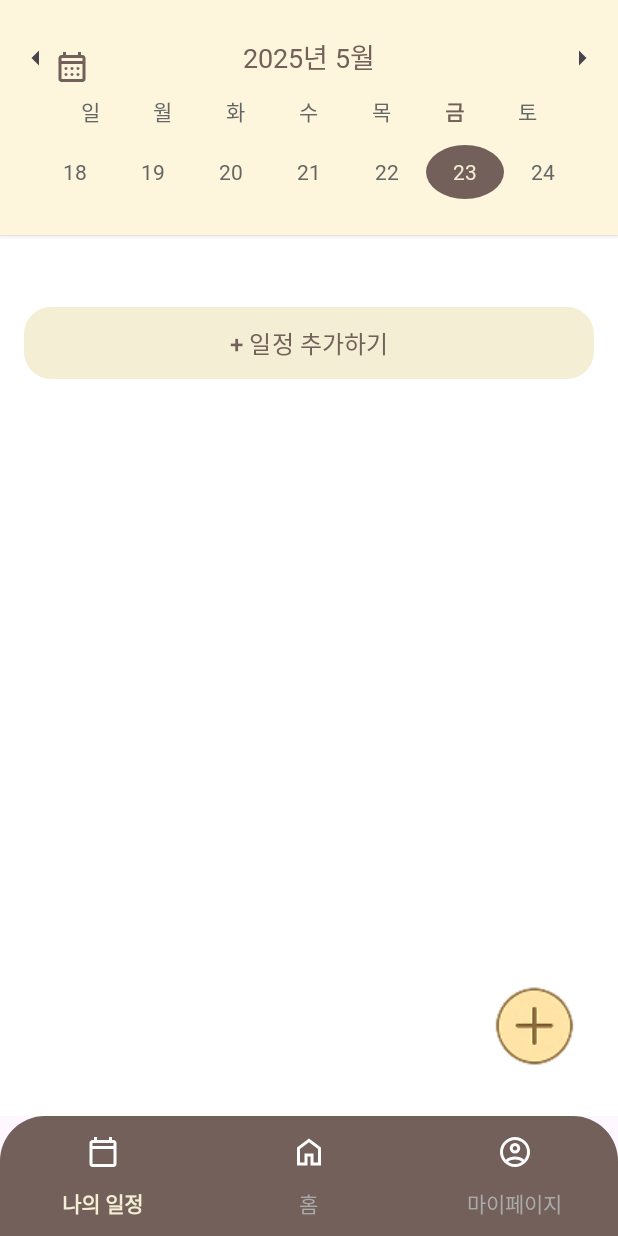
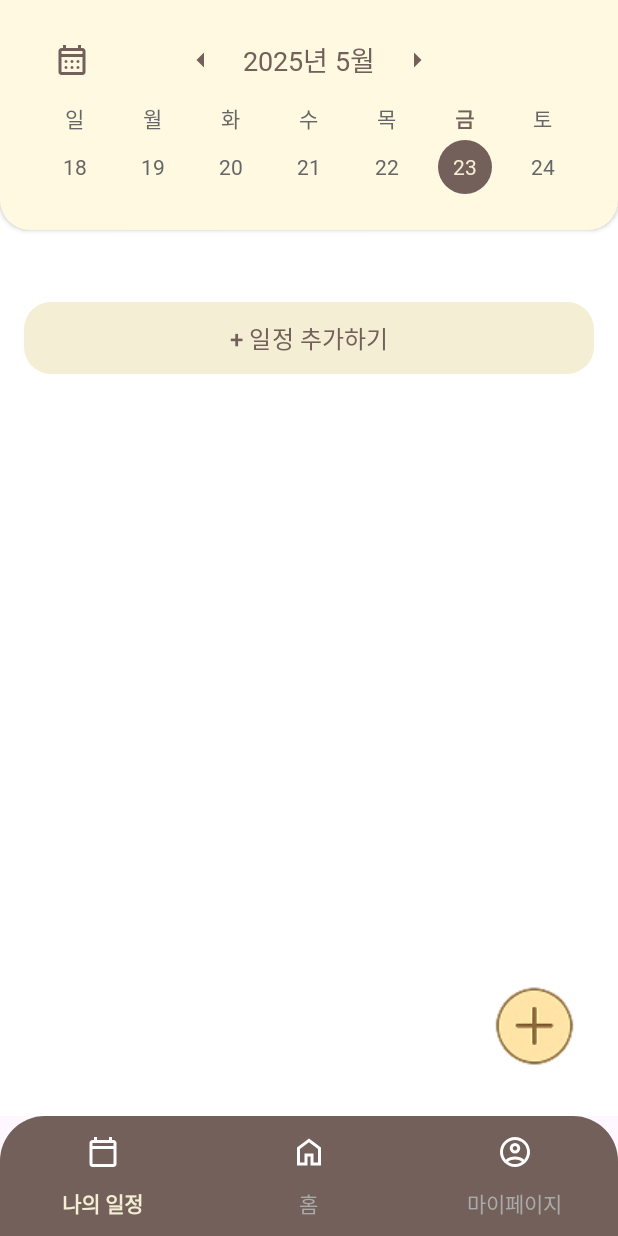
Before and after one commit to 2025-NOGOROK/FE, an Android app built with Jetpack Compose: the ScheduleFragment screen opened through its navigation route, on a phone screen of 412 x 824 dp. Run offline under Robolectric (Android 15) with nearby library versions, the phone set to English and light mode, and no system bars; our stand-ins replace navigation-ui; Roboto replaces fonts that are not available here.

Commit message:
🎨 Design: 나의 일정 상단 캘린더 박스 UI 완료

```diff
--- a/app/src/main/java/com/example/nogorok/features/schedule/ScheduleFragment.kt
+++ b/app/src/main/java/com/example/nogorok/features/schedule/ScheduleFragment.kt
@@ -1,6 +1,7 @@
 package com.example.nogorok.features.schedule
 
 import android.graphics.Typeface
+import android.os.Build
 import android.os.Bundle
 import android.view.Gravity
 import android.view.LayoutInflater
@@ -31,6 +32,9 @@ class ScheduleFragment : Fragment() {
 
     private val viewModel: ScheduleViewModel by activityViewModels()
 
+    // dp 변환 확장 함수
+    private val Int.dp: Int get() = (this * resources.displayMetrics.density).toInt()
+
     override fun onCreateView(
         inflater: LayoutInflater,
         container: ViewGroup?,
@@ -43,6 +47,12 @@ class ScheduleFragment : Fragment() {
     override fun onViewCreated(view: View, savedInstanceState: Bundle?) {
         super.onViewCreated(view, savedInstanceState)
 
+        // 상태바 색상 노란색으로 변경
+        if (Build.VERSION.SDK_INT >= Build.VERSION_CODES.LOLLIPOP) {
+            requireActivity().window.statusBarColor =
+                ContextCompat.getColor(requireContext(), R.color.bg_calendar_header)
+        }
+
         updateCalendarHeader()
 
         binding.btnPrevWeek.setOnClickListener {
@@ -54,13 +64,15 @@ class ScheduleFragment : Fragment() {
             updateCalendarHeader()
         }
 
-        // 일정 추가하기 버튼 클릭 시 수정모드 해제
+        binding.btnCalendar.setOnClickListener {
+            // TODO: 캘린더 전체 보기 등 연결
+        }
+
         binding.btnAddSchedule.setOnClickListener {
-            viewModel.editingSchedule = null // 새 일정 추가
+            viewModel.editingSchedule = null
             findNavController().navigate(R.id.action_scheduleFragment_to_addScheduleFragment)
         }
 
-        // 일정 리스트 관찰해서 그리기 (시작시간 순으로 정렬)
         viewModel.scheduleList.observe(viewLifecycleOwner) { list ->
             drawScheduleList(list.sortedBy { it.startDate })
         }
@@ -75,40 +87,50 @@ class ScheduleFragment : Fragment() {
         weekStart.set(Calendar.DAY_OF_WEEK, Calendar.SUNDAY)
 
         val daysOfWeek = listOf("일", "월", "화", "수", "목", "금", "토")
-        binding.layoutDays.removeAllViews()
+        // 요일+날짜 1:1 세트로 배치
+        binding.layoutDaysDates.removeAllViews()
+
         for (i in 0..6) {
-            val tv = TextView(requireContext()).apply {
+            // 세로 LinearLayout: 요일+날짜 한 세트
+            val colLayout = LinearLayout(requireContext()).apply {
+                orientation = LinearLayout.VERTICAL
+                gravity = Gravity.CENTER
+                layoutParams = LinearLayout.LayoutParams(0, LinearLayout.LayoutParams.WRAP_CONTENT, 1f)
+            }
+
+            // 요일 텍스트
+            val dayTv = TextView(requireContext()).apply {
                 text = daysOfWeek[i]
                 textSize = 14f
                 typeface = fontRegular
                 setTextColor(0xFF666666.toInt())
                 gravity = Gravity.CENTER
-                layoutParams = LinearLayout.LayoutParams(0, LinearLayout.LayoutParams.WRAP_CONTENT, 1f)
+                layoutParams = LinearLayout.LayoutParams(
+                    LinearLayout.LayoutParams.WRAP_CONTENT,
+                    LinearLayout.LayoutParams.WRAP_CONTENT
+                )
             }
             val dayCal = weekStart.clone() as Calendar
             dayCal.add(Calendar.DAY_OF_MONTH, i)
             if (isSameDay(dayCal, selectedDate)) {
-                tv.setTypeface(fontBold, Typeface.BOLD)
-                tv.setTextColor(0xFF73605A.toInt())
+                dayTv.setTypeface(fontBold, Typeface.BOLD)
+                dayTv.setTextColor(0xFF73605A.toInt())
             }
-            binding.layoutDays.addView(tv)
-        }
 
-        binding.layoutDates.removeAllViews()
-        val dateSize = resources.getDimensionPixelSize(R.dimen.calendar_date_size)
-        for (i in 0..6) {
-            val dayCal = weekStart.clone() as Calendar
-            dayCal.add(Calendar.DAY_OF_MONTH, i)
+            // 날짜 텍스트
             val dateNum = dayCal.get(Calendar.DAY_OF_MONTH)
             val isSelected = isSameDay(dayCal, selectedDate)
-            val tv = TextView(requireContext()).apply {
+            val dateSize = 36.dp // 36dp 고정
+
+            val dateTv = TextView(requireContext()).apply {
                 text = dateNum.toString()
                 textSize = 14f
                 typeface = if (isSelected) fontBold else fontRegular
                 setTextColor(if (isSelected) 0xFFF4EED4.toInt() else 0xFF666666.toInt())
                 gravity = Gravity.CENTER
                 layoutParams = LinearLayout.LayoutParams(dateSize, dateSize).apply {
-                    weight = 1f
+                    topMargin = 4.dp
+                    gravity = Gravity.CENTER
                 }
                 setOnClickListener {
                     selectedDate = dayCal.clone() as Calendar
@@ -118,7 +140,11 @@ class ScheduleFragment : Fragment() {
                     background = ContextCompat.getDrawable(requireContext(), R.drawable.bg_selected_date)
                 }
             }
-            binding.layoutDates.addView(tv)
+
+
+            colLayout.addView(dayTv)
+            colLayout.addView(dateTv)
+            binding.layoutDaysDates.addView(colLayout)
         }
     }
 
@@ -135,7 +161,6 @@ class ScheduleFragment : Fragment() {
                 viewModel.editingSchedule = schedule
                 findNavController().navigate(R.id.action_scheduleFragment_to_addScheduleFragment)
             }
-            // 정렬된 순서대로 아래로 추가!
             layout.addView(item)
         }
     }
--- /dev/null
+++ b/app/src/main/res/drawable/bg_calendar_header_rounded.xml
@@ -0,0 +1,4 @@
+<shape xmlns:android="http://schemas.android.com/apk/res/android">
+    <solid android:color="@color/bg_calendar_header"/>
+    <corners android:bottomLeftRadius="20dp" android:bottomRightRadius="20dp"/>
+</shape>
--- a/app/src/main/res/drawable/bg_selected_date.xml
+++ b/app/src/main/res/drawable/bg_selected_date.xml
@@ -1,4 +1,3 @@
-<shape xmlns:android="http://schemas.android.com/apk/res/android"
-    android:shape="oval">
+<shape xmlns:android="http://schemas.android.com/apk/res/android" android:shape="oval">
     <solid android:color="#73605A"/>
 </shape>
--- a/app/src/main/res/layout/fragment_schedule.xml
+++ b/app/src/main/res/layout/fragment_schedule.xml
@@ -7,92 +7,92 @@
     android:layout_height="match_parent"
     android:background="#FFFFFF">
 
-    <!-- 캘린더 헤더 부분 (생략하지 않고 전체) -->
+    <!-- 캘린더 헤더 -->
     <androidx.constraintlayout.widget.ConstraintLayout
         android:id="@+id/layout_calendar_header"
         android:layout_width="match_parent"
         android:layout_height="wrap_content"
-        android:background="#FDF6DC"
+        android:background="@drawable/bg_calendar_header_rounded"
         android:paddingTop="24dp"
         android:paddingBottom="24dp"
         android:elevation="2dp">
 
+        <!-- 캘린더 버튼: y축 중앙! -->
         <ImageButton
             android:id="@+id/btn_calendar"
-            android:layout_width="48dp"
-            android:layout_height="48dp"
+            android:layout_width="32dp"
+            android:layout_height="32dp"
             android:background="@android:color/transparent"
             android:src="@drawable/ic_calendar_month"
+            app:tint="#73605A"
             android:contentDescription="캘린더"
             app:layout_constraintStart_toStartOf="parent"
+            app:layout_constraintTop_toTopOf="@+id/layout_center_group"
+            app:layout_constraintBottom_toBottomOf="@+id/layout_center_group"
+            android:layout_marginStart="32dp"/>
+
+        <!-- 중앙 그룹: 화살표 + 연월 + 화살표 -->
+        <LinearLayout
+            android:id="@+id/layout_center_group"
+            android:layout_width="wrap_content"
+            android:layout_height="wrap_content"
+            android:orientation="horizontal"
             app:layout_constraintTop_toTopOf="parent"
-            app:layout_constraintBottom_toTopOf="@+id/layout_days"
-            android:layout_marginStart="24dp"
-            android:layout_marginTop="0dp"/>
+            app:layout_constraintBottom_toTopOf="@+id/layout_days_dates"
+            app:layout_constraintStart_toStartOf="parent"
+            app:layout_constraintEnd_toEndOf="parent"
+            android:gravity="center">
 
             <ImageButton
                 android:id="@+id/btn_prev_week"
-            android:layout_width="48dp"
-            android:layout_height="48dp"
+                android:layout_width="32dp"
+                android:layout_height="32dp"
                 android:background="@android:color/transparent"
                 android:src="@drawable/ic_full_arrow_left"
+                app:tint="#73605A"
                 android:contentDescription="이전 주"
-            app:layout_constraintStart_toStartOf="parent"
-            app:layout_constraintTop_toTopOf="parent"
-            app:layout_constraintBottom_toBottomOf="@+id/tv_year_month"
-            android:layout_marginEnd="8dp"/>
+                android:layout_marginEnd="4dp"/>
 
             <TextView
                 android:id="@+id/tv_year_month"
                 android:layout_width="wrap_content"
                 android:layout_height="wrap_content"
-            android:text="2025년 5월"
+                android:text="2025년 3월"
                 android:textColor="#73605A"
                 android:textSize="18sp"
                 android:fontFamily="@font/pretendard_regular"
-            app:layout_constraintStart_toEndOf="@+id/btn_prev_week"
-            app:layout_constraintEnd_toStartOf="@+id/btn_next_week"
-            app:layout_constraintTop_toTopOf="parent"
-            android:gravity="center"/>
+                android:gravity="center"
+                android:layout_marginLeft="8dp"
+                android:layout_marginRight="8dp"/>
 
             <ImageButton
                 android:id="@+id/btn_next_week"
-            android:layout_width="48dp"
-            android:layout_height="48dp"
+                android:layout_width="32dp"
+                android:layout_height="32dp"
                 android:background="@android:color/transparent"
                 android:src="@drawable/ic_full_arrow_right"
+                app:tint="#73605A"
                 android:contentDescription="다음 주"
-            app:layout_constraintEnd_toEndOf="parent"
-            app:layout_constraintTop_toTopOf="parent"
-            app:layout_constraintBottom_toBottomOf="@+id/tv_year_month"
-            android:layout_marginStart="8dp"/>
+                android:layout_marginStart="4dp"/>
+        </LinearLayout>
 
+        <!-- 요일+날짜 1:1 세트 -->
         <LinearLayout
-            android:id="@+id/layout_days"
+            android:id="@+id/layout_days_dates"
             android:layout_width="0dp"
             android:layout_height="wrap_content"
             android:orientation="horizontal"
-            android:gravity="center"
-            app:layout_constraintTop_toBottomOf="@+id/tv_year_month"
+            app:layout_constraintTop_toBottomOf="@+id/layout_center_group"
             app:layout_constraintStart_toStartOf="parent"
             app:layout_constraintEnd_toEndOf="parent"
-            android:paddingHorizontal="36dp"
-            android:layout_marginTop="12dp"/>
+            android:paddingStart="24dp"
+            android:paddingEnd="24dp"
+            android:layout_marginTop="12dp"
+            android:gravity="center"/>
 
-        <LinearLayout
-            android:id="@+id/layout_dates"
-            android:layout_width="0dp"
-            android:layout_height="wrap_content"
-            android:orientation="horizontal"
-            android:gravity="center"
-            app:layout_constraintTop_toBottomOf="@+id/layout_days"
-            app:layout_constraintStart_toStartOf="parent"
-            app:layout_constraintEnd_toEndOf="parent"
-            android:paddingHorizontal="24dp"
-            android:layout_marginTop="12dp"/>
     </androidx.constraintlayout.widget.ConstraintLayout>
 
-    <!-- 일정 리스트: 위에 위치 -->
+    <!-- 일정 리스트 -->
     <LinearLayout
         android:id="@+id/layoutScheduleList"
         android:layout_width="match_parent"
@@ -103,7 +103,7 @@
         android:layout_marginRight="16dp"
         android:layout_marginBottom="8dp"/>
 
-    <!-- + 일정 추가하기 버튼: 아래에 고정 -->
+    <!-- 일정 추가하기 버튼 -->
     <Button
         android:id="@+id/btn_add_schedule"
         android:layout_width="match_parent"
--- a/app/src/main/res/values/colors.xml
+++ b/app/src/main/res/values/colors.xml
@@ -26,6 +26,7 @@
     <color name="login_text">#8B7C6E</color>
     <color name="on_primary">#F4EED4</color>
     <color name="primary_70">#B373605A</color> <!-- 70% 투명도 갈색 (B3 = 70% alpha) -->
+    <color name="bg_calendar_header">#FFF9E2</color>
 
 
 
```
Lines whose indentation alone changed are shown as unchanged.
